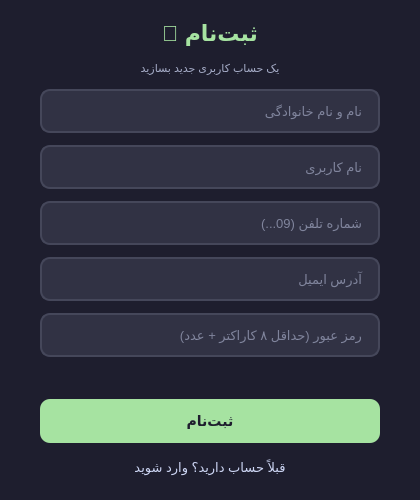
Aliasgharkh86/PlaTwo, file ui/signupwindow.ui: the form before one commit.
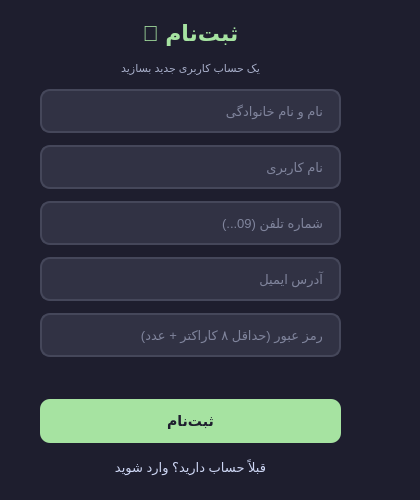
The form after the commit.

The edit to the form file:
```diff
--- a/ui/signupwindow.ui
+++ b/ui/signupwindow.ui
@@ -79,7 +79,7 @@
     <rect>
      <x>40</x>
      <y>20</y>
-     <width>340</width>
+     <width>301</width>
      <height>460</height>
     </rect>
    </property>
```
